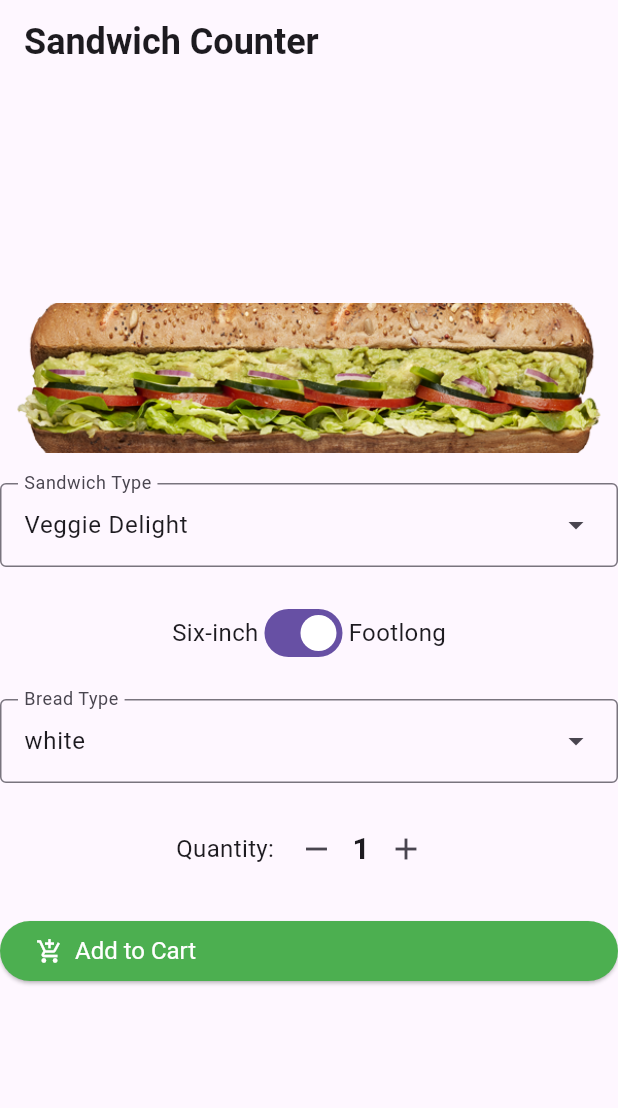
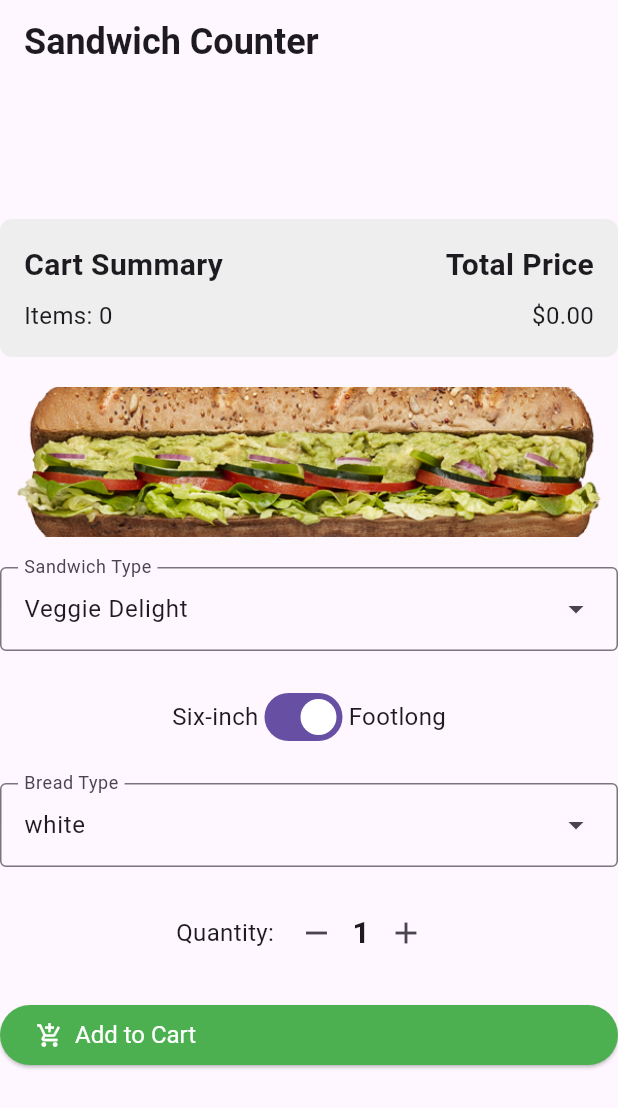
Before and after one commit to lemonizite/sandwich_shop, a Flutter app: the screen it shows after launch, on a phone screen of 412 x 824 dp. Shown: the top 1108 px of the screen. Run offline on Flutter 3.47's test engine with Material 3 defaults, Android fonts, the phone set to English and light mode, and no system bars.

Commit message:
added permanent cart summary display

```diff
--- a/lib/main.dart
+++ b/lib/main.dart
@@ -2,6 +2,7 @@ import 'package:flutter/material.dart';
 import 'package:sandwich_shop/views/app_styles.dart';
 import 'package:sandwich_shop/models/sandwich.dart';
 import 'package:sandwich_shop/models/cart.dart';
+import 'package:sandwich_shop/repositories/pricing_repository.dart';
 
 void main() {
   runApp(const App());
@@ -32,6 +33,7 @@ class OrderScreen extends StatefulWidget {
 
 class _OrderScreenState extends State<OrderScreen> {
   final Cart _cart = Cart();
+  final PricingRepository _pricingRepository = PricingRepository();
   final TextEditingController _notesController = TextEditingController();
 
   SandwichType _selectedSandwichType = SandwichType.veggieDelight;
@@ -196,6 +198,11 @@ class _OrderScreenState extends State<OrderScreen> {
           child: Column(
             crossAxisAlignment: CrossAxisAlignment.stretch,
             children: [
+              CartSummary(
+                cart: _cart,
+                pricingRepository: _pricingRepository,
+              ),
+              const SizedBox(height: 20),
               SizedBox(
                 height: 100,
                 child: Image.asset(
@@ -343,3 +350,63 @@ class OrderItemDisplay extends StatelessWidget {
     );
   }
 }
+
+class CartSummary extends StatelessWidget {
+  final Cart cart;
+  final PricingRepository pricingRepository;
+
+  const CartSummary({
+    super.key,
+    required this.cart,
+    required this.pricingRepository,
+  });
+
+  @override
+  Widget build(BuildContext context) {
+    int totalItems = cart.totalQuantity;
+    double totalPrice = cart.totalPrice(pricingRepository);
+
+    return Container(
+      decoration: BoxDecoration(
+        color: Colors.grey[200],
+        borderRadius: BorderRadius.circular(8),
+      ),
+      padding: const EdgeInsets.all(16),
+      child: Row(
+        mainAxisAlignment: MainAxisAlignment.spaceBetween,
+        children: [
+          Column(
+            crossAxisAlignment: CrossAxisAlignment.start,
+            children: [
+              const Text(
+                'Cart Summary',
+                style: heading2,
+              ),
+              const SizedBox(height: 8),
+              Text(
+                'Items: $totalItems',
+                style: normalText,
+                key: const Key('cart_items_count'),
+              ),
+            ],
+          ),
+          Column(
+            crossAxisAlignment: CrossAxisAlignment.end,
+            children: [
+              const Text(
+                'Total Price',
+                style: heading2,
+              ),
+              const SizedBox(height: 8),
+              Text(
+                '\$${totalPrice.toStringAsFixed(2)}',
+                style: normalText,
+                key: const Key('cart_total_price'),
+              ),
+            ],
+          ),
+        ],
+      ),
+    );
+  }
+}
```
Also changed, not shown: 2 other files.
